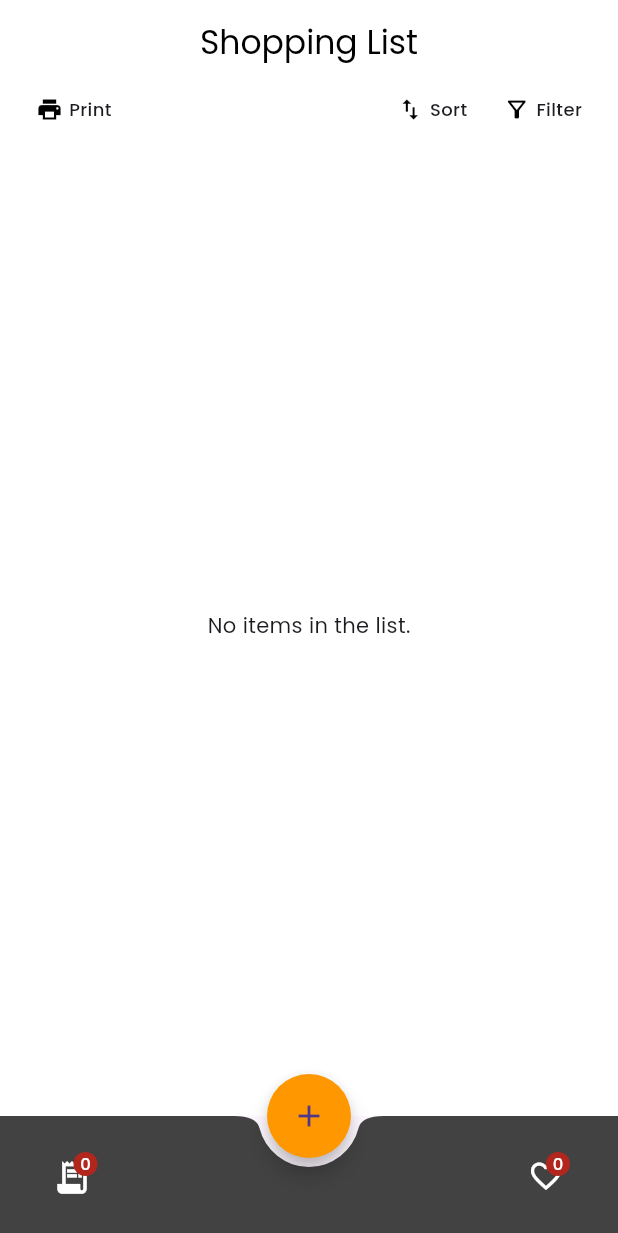
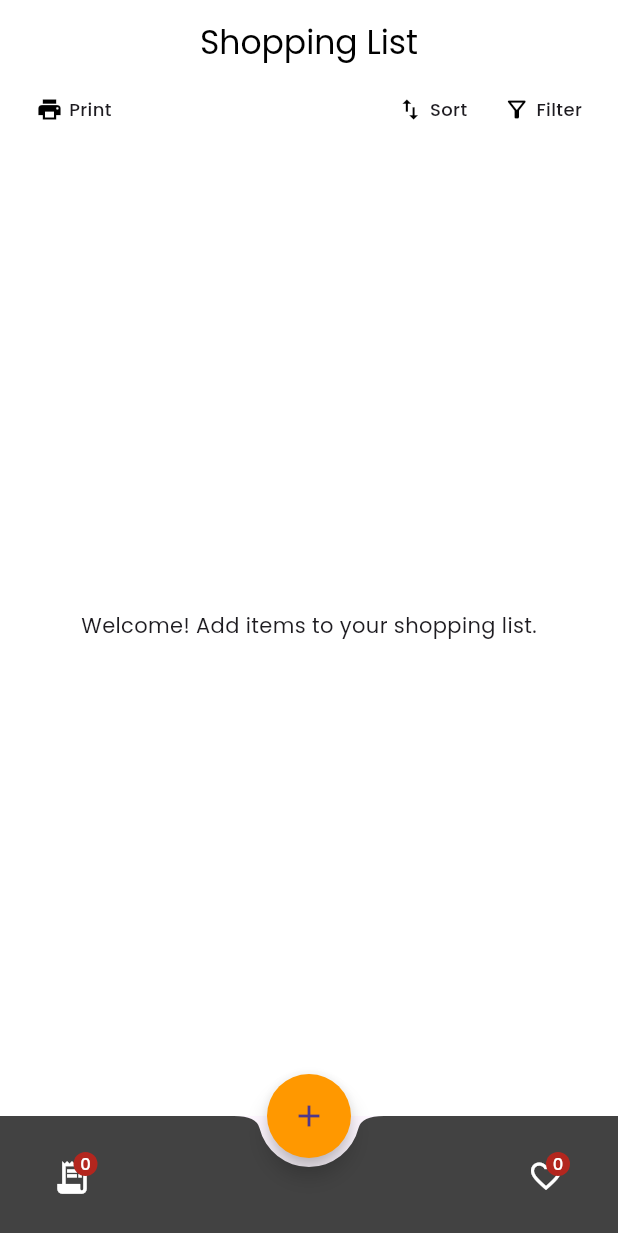
Before and after one commit to kenxsantos/shopping-list-flutter-bloc, a Flutter app: the screen it shows after launch, on a phone screen of 412 x 824 dp. Shown: the top 1233 px of the screen. Run offline on Flutter 3.47's test engine with Material 3 defaults, Android fonts, the phone set to English and light mode, and no system bars; our stand-ins replace flutter_bloc, google_fonts.

Commit message:
feat: add loading and error states to shopping list UI

```diff
--- a/lib/shopping/bloc/shopping_state.dart
+++ b/lib/shopping/bloc/shopping_state.dart
@@ -4,6 +4,14 @@ sealed class ShoppingState {}
 
 class ShoppingListInitial extends ShoppingState {}
 
+class ShoppingLoadingState extends ShoppingState {}
+
+class ShoppingErrorState extends ShoppingState {
+  final String message;
+
+  ShoppingErrorState(this.message);
+}
+
 class ShoppingListLoaded extends ShoppingState {
   final List<ShoppingModel> items;
   ShoppingListLoaded(this.items);
--- a/lib/shopping/screens/shopping_list.dart
+++ b/lib/shopping/screens/shopping_list.dart
@@ -21,11 +21,14 @@ class _ShoppingListState extends State<ShoppingList> {
       height: double.infinity,
       child: BlocBuilder<ShoppingBloc, ShoppingState>(
         builder: (context, state) {
-          if (state is ShoppingListLoaded) {
+          if (state is ShoppingLoadingState) {
+            return Center(child: CircularProgressIndicator());
+          } else if (state is ShoppingListLoaded) {
             final items = state.items;
+
             if (items.isEmpty) {
-              return Center(child: Text('No items in the list.'));
-            } else {
+              return Center(child: Text('No items found.'));
+            }
             return ListView.builder(
               itemCount: items.length,
               itemBuilder: (context, index) {
@@ -40,9 +43,13 @@ class _ShoppingListState extends State<ShoppingList> {
                 );
               },
             );
+          } else if (state is ShoppingErrorState) {
+            return Center(child: Text('Error: ${state.message}'));
+          } else {
+            return Center(
+              child: Text('Welcome! Add items to your shopping list.'),
+            );
           }
-          }
-          return Center(child: Text('No items in the list.'));
         },
       ),
     );
```
Lines whose indentation alone changed are shown as unchanged.
